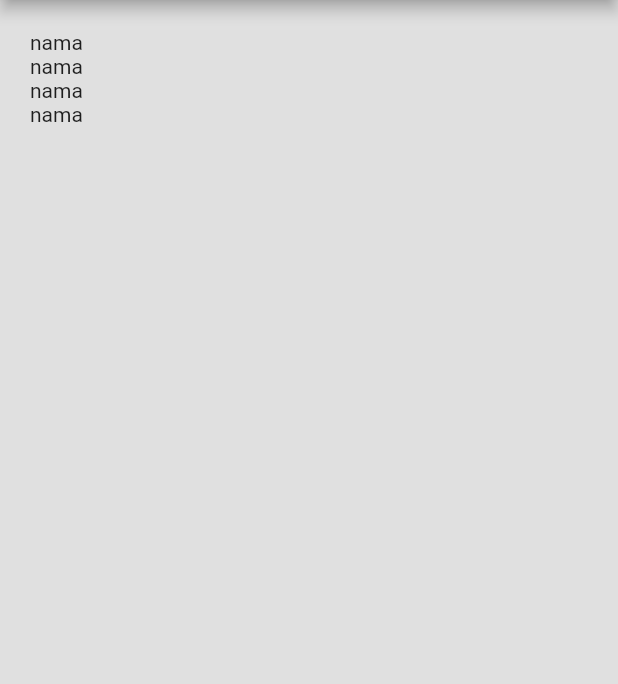
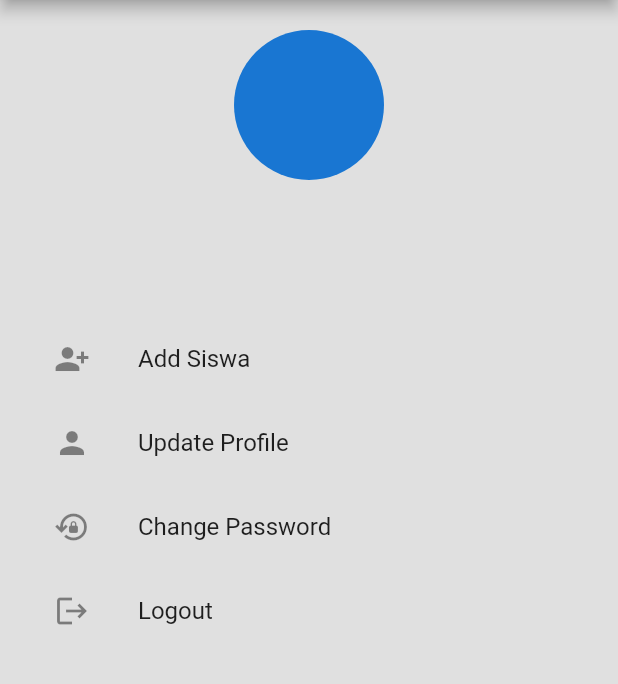
Before and after one commit to Wizfie/TA-presensi, a Flutter app: the UserProfile screen opened by its route, on a phone screen of 412 x 824 dp, the part 84-768 px from its top. Run offline on Flutter 3.47's test engine with Material 2 defaults, Android fonts, the phone set to English and light mode, and no system bars; our stand-ins replace cloud_firestore, firebase_auth, firebase_core, get; accounts and stored records are empty.

Commit message:
update profile

```diff
--- a/presensi/lib/controller/role_control.dart
+++ b/presensi/lib/controller/profile_control.dart
@@ -8,7 +8,7 @@ FirebaseAuth auth = FirebaseAuth.instance;
 FirebaseFirestore firestore = FirebaseFirestore.instance;
 
 Stream<DocumentSnapshot<Map<String, dynamic>>> streamUser() async* {
-  String uid = await auth.currentUser!.uid;
+  String uid = auth.currentUser!.uid;
 
   yield* firestore.collection("siswa").doc(uid).snapshots();
 }
--- a/presensi/lib/pages/profile_user.dart
+++ /dev/null
@@ -1,42 +0,0 @@
-// ignore_for_file: must_be_immutable
-
-import 'package:cloud_firestore/cloud_firestore.dart';
-import 'package:flutter/material.dart';
-import 'package:presensi/controller/form_profile_control.dart';
-import 'package:presensi/controller/role_control.dart';
-
-class UserProfile extends StatelessWidget {
-  const UserProfile({super.key});
-
-  @override
-  Widget build(BuildContext context) {
-    return Scaffold(
-      backgroundColor: Colors.grey[300],
-      appBar: AppBar(
-        backgroundColor: Colors.grey[900],
-        title: const Text('Profile'),
-        centerTitle: true,
-      ),
-      body: StreamBuilder<DocumentSnapshot<Map<String, dynamic>>>(
-        stream: streamUser(),
-        builder: (context, snapshot) {
-          if (snapshot.connectionState == ConnectionState.waiting) {
-            const Center(
-              child: CircularProgressIndicator(),
-            );
-          }
-          Map<String, dynamic> user = snapshot.data!.data()!;
-          return ListView(
-            padding: const EdgeInsets.all(20),
-            children: [
-              Text("nama"),
-              Text("nama"),
-              Text("nama"),
-              Text("nama"),
-            ],
-          );
-        },
-      ),
-    );
-  }
-}
--- /dev/null
+++ b/presensi/lib/pages/profile_view.dart
@@ -0,0 +1,114 @@
+// ignore_for_file: must_be_immutable, unused_local_variable
+
+import 'package:cloud_firestore/cloud_firestore.dart';
+import 'package:flutter/material.dart';
+import 'package:get/get.dart';
+import 'package:presensi/controller/profile_control.dart';
+
+import '../routes/route.dart';
+
+class UserProfile extends StatelessWidget {
+  const UserProfile({super.key});
+
+  @override
+  Widget build(BuildContext context) {
+    return Scaffold(
+      backgroundColor: Colors.grey[300],
+      appBar: AppBar(
+        backgroundColor: Colors.grey[900],
+        title: const Text('Profile'),
+        centerTitle: true,
+      ),
+      body: StreamBuilder<DocumentSnapshot<Map<String, dynamic>>>(
+        stream: streamUser(),
+        builder: (context, snapshot) {
+          if (snapshot.connectionState == ConnectionState.waiting) {
+            const Center(
+              child: CircularProgressIndicator(),
+            );
+          }
+          if (snapshot.hasData) {
+            Map<String, dynamic> user = snapshot.data!.data()!;
+            return ListView(
+              padding: const EdgeInsets.all(20),
+              children: [
+                InkWell(
+                  onTap: () {
+                    //
+                  },
+                  child: const CircleAvatar(
+                    radius: 50,
+                  ),
+                ),
+                const SizedBox(
+                  height: 15,
+                ),
+                Text(
+                  "${user['name']}",
+                  textAlign: TextAlign.center,
+                  style: const TextStyle(
+                    fontSize: 20,
+                  ),
+                ),
+                const SizedBox(
+                  height: 5,
+                ),
+                Text(
+                  "${user['email']}",
+                  style: const TextStyle(
+                    fontSize: 15,
+                  ),
+                  textAlign: TextAlign.center,
+                ),
+                const SizedBox(
+                  height: 30,
+                ),
+                ListTile(
+                  onTap: () => Get.toNamed(RouteName.addsiswa),
+                  leading: const Icon(Icons.person_add_alt_1),
+                  title: const Text("Add Siswa"),
+                ),
+                ListTile(
+                  onTap: () =>
+                      Get.toNamed(RouteName.updateprofile, arguments: user),
+                  leading: const Icon(Icons.person),
+                  title: const Text("Update Profile"),
+                ),
+                ListTile(
+                  onTap: () {
+                    ///
+                  },
+                  leading: const Icon(Icons.lock_reset_outlined),
+                  title: const Text("Change Password"),
+                ),
+                ListTile(
+                  onTap: () {
+                    {
+                      auth.signOut();
+                      Get.offAllNamed(RouteName.login);
+                    }
+
+                    ///
+                  },
+                  leading: const Icon(Icons.logout),
+                  title: const Text("Logout"),
+                )
+              ],
+            );
+          } else {
+            return Center(
+              child: Row(
+                mainAxisAlignment: MainAxisAlignment.center,
+                // ignore: prefer_const_literals_to_create_immutables
+                children: [
+                  const CircularProgressIndicator(),
+                  const Text("Loading...")
+                ],
+              ),
+            );
+          }
+        },
+      ),
+    );
+  }
+}
```
Also changed, not shown: presensi/lib/controller/update_profile_control.dart (added, +9 -0 lines), presensi/lib/pages/update_profile.dart (added, +71 -0 lines), presensi/lib/routes/route.dart (+10 -1 lines), presensi/lib/pages/change_password.dart (added).
